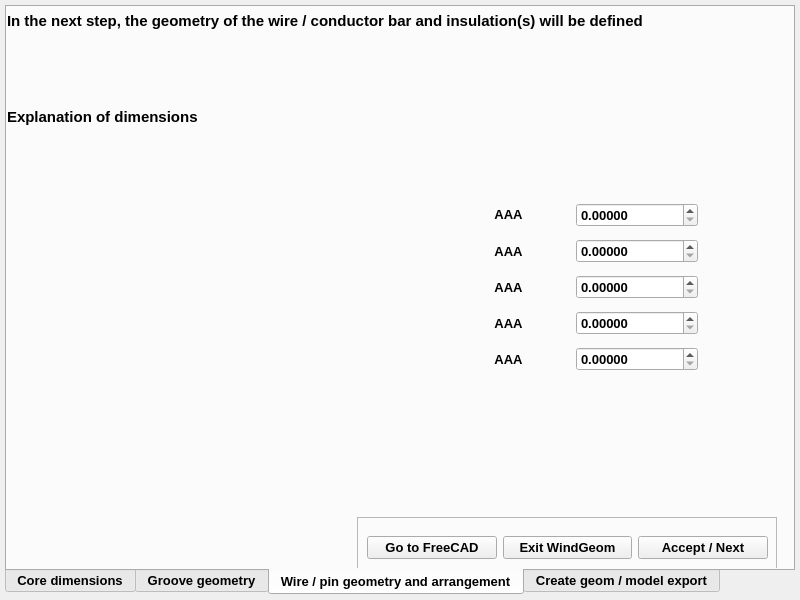
First picture: the form in wg/MainDialog.ui, repository vlagyivosztok/FCMacro, before the edit.
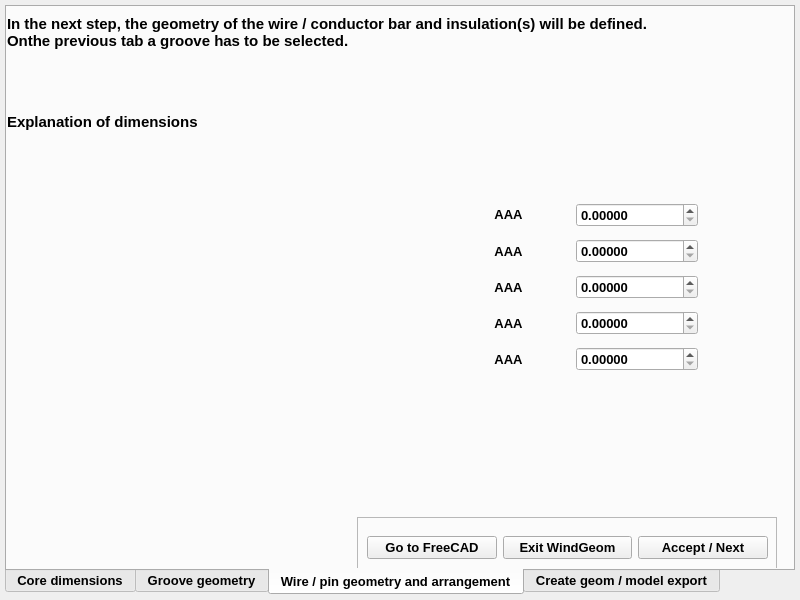
Second picture: the form after the edit. The open tabs and pages were chosen to show the change. Icons and pictures are not drawn.

```diff
--- a/wg/MainDialog.ui
+++ b/wg/MainDialog.ui
@@ -1252,7 +1252,7 @@
        <x>0</x>
        <y>5</y>
        <width>781</width>
-       <height>18</height>
+       <height>41</height>
       </rect>
      </property>
      <property name="sizePolicy">
@@ -1271,7 +1271,7 @@
       </font>
      </property>
      <property name="text">
-      <string>In the next step, the geometry of the wire / conductor bar and insulation(s) will be defined</string>
+      <string>In the next step, the geometry of the wire / conductor bar and insulation(s) will be defined.&lt;br&gt;Onthe previous tab a groove has to be selected.</string>
      </property>
      <property name="alignment">
       <set>Qt::AlignLeading|Qt::AlignLeft|Qt::AlignVCenter</set>
@@ -1438,7 +1438,7 @@
      <property name="geometry">
       <rect>
        <x>0</x>
-       <y>50</y>
+       <y>55</y>
        <width>781</width>
        <height>121</height>
       </rect>
```
